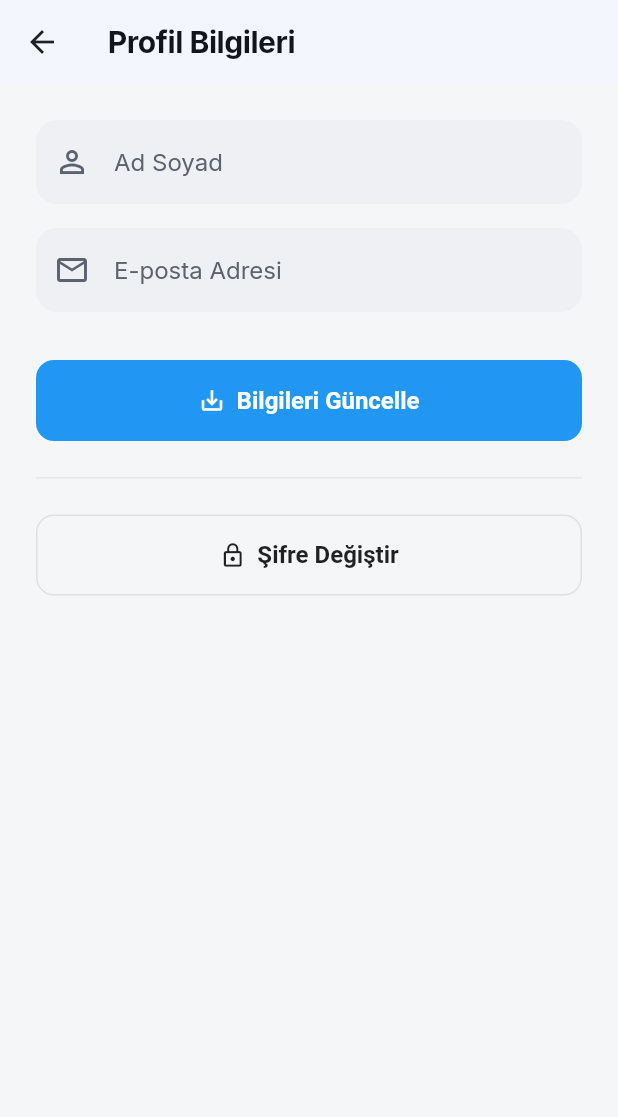
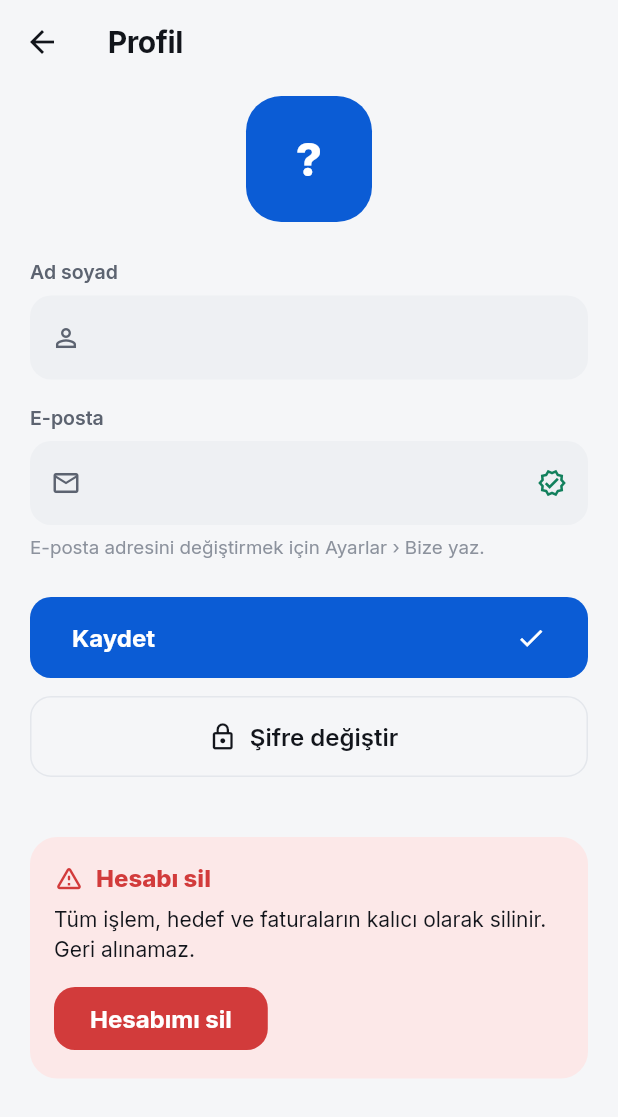
Before and after one commit to androcoderr/finance_app-, a Flutter app: the ProfilePage screen opened directly, on a phone screen of 412 x 824 dp. Shown: the top 1117 px of the screen. Run offline on Flutter 3.47's test engine with Material 3 defaults, Android fonts, the phone set to English and light mode, and no system bars; our stand-ins replace firebase_core, firebase_messaging, fl_chart, google_sign_in, image_picker, pdf and 6 more; missing offline and left inert: google_mlkit_text_recognition; accounts and stored records are empty.

Commit message:
Profil ve işlem detayı yeni tasarım
- Profil: büyük avatar, e-posta salt okunur (sunucu yeni adresi doğrulayana kadar),
  şifre değiştir, hesap silme bölümü
- İşlem detayı: kategori renginde başlık, büyük tutar, tarih/saat kartı

Co-Authored-By: Claude Opus 5.5 <noreply@anthropic.com>

```diff
--- a/lib/views/profile_page.dart
+++ b/lib/views/profile_page.dart
@@ -2,6 +2,8 @@ import 'package:flutter/material.dart';
 import 'package:provider/provider.dart';
 import '../view_model/profile_view_model.dart';
 import '../view_model/user_view_model.dart';
+import '../view_model/setting_helper_methods.dart';
+import 'widgets/ui/ui.dart';
 
 class ProfilePage extends StatefulWidget {
   const ProfilePage({super.key});
@@ -32,151 +34,151 @@ class _ProfilePageState extends State<ProfilePage> {
     super.dispose();
   }
 
+  Future<void> _save(ProfileViewModel profileViewModel, UserViewModel userViewModel) async {
+    if (!_formKey.currentState!.validate()) return;
+    final messenger = ScaffoldMessenger.of(context);
+    final token = userViewModel.authToken;
+    if (token == null) {
+      messenger.showSnackBar(
+        const SnackBar(content: Text('Oturum bulunamadı, tekrar giriş yap')),
+      );
+      return;
+    }
+    final updatedUser = await profileViewModel.updateProfile(
+      token,
+      _nameController.text.trim(),
+      _emailController.text.trim(),
+    );
+    if (!mounted) return;
+    if (updatedUser != null) userViewModel.updateUser(updatedUser);
+    messenger.showSnackBar(SnackBar(
+      content: Text(updatedUser != null
+          ? 'Profil güncellendi'
+          : (profileViewModel.errorMessage ?? 'Bir hata oluştu')),
+    ));
+  }
+
   @override
   Widget build(BuildContext context) {
-    // 🟢 YENİ: UserViewModel'i burada bir kez okuyarak token'a kolayca erişiyoruz.
+    final c = context.colors;
     final userViewModel = context.read<UserViewModel>();
 
     return Scaffold(
-      appBar: AppBar(
-        title: Text('Profil Bilgileri'),
-        backgroundColor: Colors.white,
-        foregroundColor: Colors.black87,
-        elevation: 1,
-      ),
+      appBar: AppBar(title: const Text('Profil')),
       body: Consumer<ProfileViewModel>(
         builder: (context, profileViewModel, child) {
+          final saving = profileViewModel.updateProfileState == ProfileState.loading;
           return Form(
             key: _formKey,
             child: ListView(
-              padding: EdgeInsets.all(24),
+              padding: const EdgeInsets.fromLTRB(
+                  AppSpace.page, AppSpace.sm, AppSpace.page, AppSpace.xl),
               children: [
-                _buildTextField(
-                  controller: _nameController,
-                  label: 'Ad Soyad',
-                  icon: Icons.person_outline,
+                Center(
+                  child: ValueListenableBuilder(
+                    valueListenable: _nameController,
+                    builder: (_, value, __) => InitialsAvatar(
+                      name: value.text,
+                      size: 84,
+                      background: AppColors.brandBlue,
+                      foreground: Colors.white,
+                    ),
+                  ),
                 ),
-                SizedBox(height: 16),
-                _buildTextField(
-                  controller: _emailController,
-                  label: 'E-posta Adresi',
-                  icon: Icons.email_outlined,
-                  keyboardType: TextInputType.emailAddress,
+                const SizedBox(height: AppSpace.xl),
+                LabeledField(
+                  label: 'Ad soyad',
+                  child: TextFormField(
+                    controller: _nameController,
+                    textCapitalization: TextCapitalization.words,
+                    decoration: const InputDecoration(
+                      prefixIcon: Icon(Icons.person_outline, size: 20),
+                    ),
+                    validator: (v) => (v == null || v.trim().length < 2)
+                        ? 'Ad soyad en az 2 karakter olmalı'
+                        : null,
+                  ),
                 ),
-                SizedBox(height: 32),
-                _buildSaveButton(profileViewModel, userViewModel),
-                SizedBox(height: 24),
-                Divider(),
-                SizedBox(height: 24),
-                _buildChangePasswordButton(context, userViewModel),
+                const SizedBox(height: AppSpace.lg),
+                // E-posta giriş kimliği ve şifre sıfırlama adresi: sunucu yeni
+                // adresi doğrulayana kadar uygulamadan değiştirilemez
+                LabeledField(
+                  label: 'E-posta',
+                  child: TextFormField(
+                    controller: _emailController,
+                    readOnly: true,
+                    style: TextStyle(color: c.textMuted),
+                    decoration: InputDecoration(
+                      prefixIcon: const Icon(Icons.mail_outline, size: 20),
+                      suffixIcon: Icon(Icons.verified_outlined, color: c.income, size: 20),
+                    ),
+                  ),
+                ),
+                const SizedBox(height: 6),
+                Text(
+                  'E-posta adresini değiştirmek için Ayarlar › Bize yaz.',
+                  style: TextStyle(color: c.textFaint, fontSize: 12.5),
+                ),
+                const SizedBox(height: AppSpace.xl),
+                AppButton(
+                  label: 'Kaydet',
+                  icon: Icons.check,
+                  loading: saving,
+                  onPressed: () => _save(profileViewModel, userViewModel),
+                ),
+                const SizedBox(height: AppSpace.md),
+                OutlinedButton.icon(
+                  onPressed: () => _showChangePasswordDialog(context, userViewModel),
+                  icon: const Icon(Icons.lock_outline, size: 20),
+                  label: const Text('Şifre değiştir'),
+                ),
+                const SizedBox(height: 40),
+                Container(
+                  padding: const EdgeInsets.all(AppSpace.lg),
+                  decoration: BoxDecoration(
+                    color: c.expenseSoft,
+                    borderRadius: BorderRadius.circular(AppRadius.lg),
+                  ),
+                  child: Column(
+                    crossAxisAlignment: CrossAxisAlignment.start,
+                    children: [
+                      Row(
+                        children: [
+                          Icon(Icons.warning_amber_rounded, color: c.expense, size: 20),
+                          const SizedBox(width: 8),
+                          Text(
+                            'Hesabı sil',
+                            style: TextStyle(
+                              color: c.expense,
+                              fontWeight: FontWeight.w800,
+                              fontSize: 16,
+                            ),
+                          ),
+                        ],
+                      ),
+                      const SizedBox(height: 6),
+                      Text(
+                        'Tüm işlem, hedef ve faturaların kalıcı olarak silinir. Geri alınamaz.',
+                        style: TextStyle(color: c.text, height: 1.4),
+                      ),
+                      const SizedBox(height: AppSpace.md),
+                      FilledButton(
+                        style: FilledButton.styleFrom(
+                          backgroundColor: c.expense,
+                          foregroundColor: Colors.white,
+                          minimumSize: const Size(0, 42),
+                        ),
+                        onPressed: () => showDeleteAccountDialog(context),
+                        child: const Text('Hesabımı sil'),
+                      ),
+                    ],
+                  ),
+                ),
               ],
             ),
           );
         },
       ),
-    );
-  }
-
-  TextFormField _buildTextField({
-    required TextEditingController controller,
-    required String label,
-    required IconData icon,
-    TextInputType keyboardType = TextInputType.text,
-  }) {
-    return TextFormField(
-      controller: controller,
-      keyboardType: keyboardType,
-      decoration: InputDecoration(
-        labelText: label,
-        prefixIcon: Icon(icon),
-        border: OutlineInputBorder(borderRadius: BorderRadius.circular(12)),
-      ),
-      validator: (value) {
-        if (value == null || value.isEmpty) {
-          return '$label alanı boş bırakılamaz';
-        }
-        if (label.contains('E-posta') && !value.contains('@')) {
-          return 'Geçerli bir e-posta adresi girin';
-        }
-        return null;
-      },
-    );
-  }
-
-  Widget _buildSaveButton(
-    ProfileViewModel profileViewModel,
-    UserViewModel userViewModel,
-  ) {
-    if (profileViewModel.updateProfileState == ProfileState.loading) {
-      return Center(child: CircularProgressIndicator());
-    }
-    return ElevatedButton.icon(
-      icon: Icon(Icons.save_alt_outlined),
-      label: Text('Bilgileri Güncelle'),
-      style: ElevatedButton.styleFrom(
-        backgroundColor: Colors.blue,
-        foregroundColor: Colors.white,
-        padding: EdgeInsets.symmetric(vertical: 16),
-        shape: RoundedRectangleBorder(borderRadius: BorderRadius.circular(12)),
-        textStyle: TextStyle(fontSize: 16, fontWeight: FontWeight.bold),
-      ),
-      onPressed: () async {
-        if (_formKey.currentState!.validate()) {
-          // 🟢 DÜZELTME: userViewModel'den token'ı alıp ProfileViewModel'e iletiyoruz.
-          final token = userViewModel.authToken;
-          if (token == null) {
-            ScaffoldMessenger.of(context).showSnackBar(
-              SnackBar(
-                content: Text('Oturum bulunamadı. Lütfen tekrar giriş yapın.'),
-                backgroundColor: Colors.red,
-              ),
-            );
-            return;
-          }
-
-          final updatedUser = await profileViewModel.updateProfile(
-            token,
-            _nameController.text,
-            _emailController.text,
-          );
-
-          if (mounted) {
-            final success = updatedUser != null;
-            if (success) {
-              // 🟢 YENİ: Ana UserViewModel'i de güncelleyerek UI'ın her yerde (örn. Drawer) yenilenmesini sağlıyoruz.
-              userViewModel.updateUser(updatedUser);
-            }
-            ScaffoldMessenger.of(context).showSnackBar(
-              SnackBar(
-                content: Text(
-                  success
-                      ? 'Profil başarıyla güncellendi!'
-                      : (profileViewModel.errorMessage ?? 'Bir hata oluştu'),
-                ),
-                backgroundColor: success ? Colors.green : Colors.red,
-              ),
-            );
-          }
-        }
-      },
-    );
-  }
-
-  Widget _buildChangePasswordButton(
-    BuildContext context,
-    UserViewModel userViewModel,
-  ) {
-    return OutlinedButton.icon(
-      icon: Icon(Icons.lock_outline),
-      label: Text('Şifre Değiştir'),
-      style: OutlinedButton.styleFrom(
-        foregroundColor: Colors.black87,
-        side: BorderSide(color: Colors.grey.shade300),
-        padding: EdgeInsets.symmetric(vertical: 16),
-        shape: RoundedRectangleBorder(borderRadius: BorderRadius.circular(12)),
-        textStyle: TextStyle(fontSize: 16, fontWeight: FontWeight.bold),
-      ),
-      onPressed: () => _showChangePasswordDialog(context, userViewModel),
     );
   }
 
```
Also changed, not shown: lib/views/transaction_detail_page.dart (+81 -136 lines).
